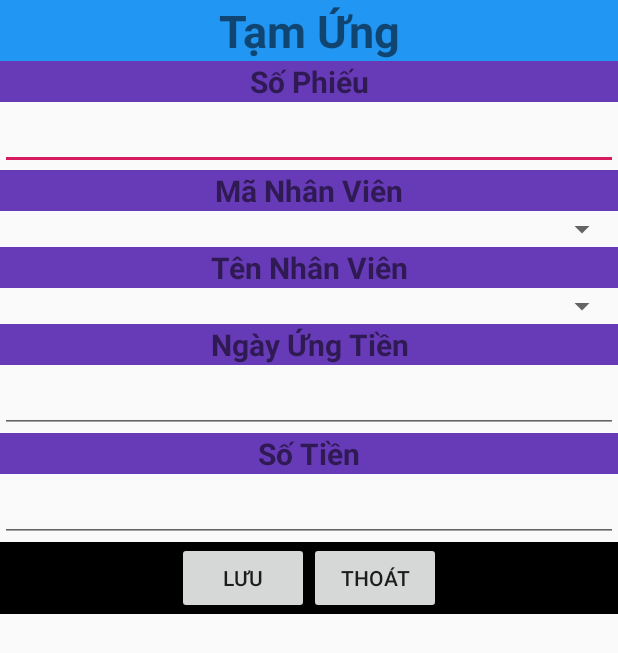
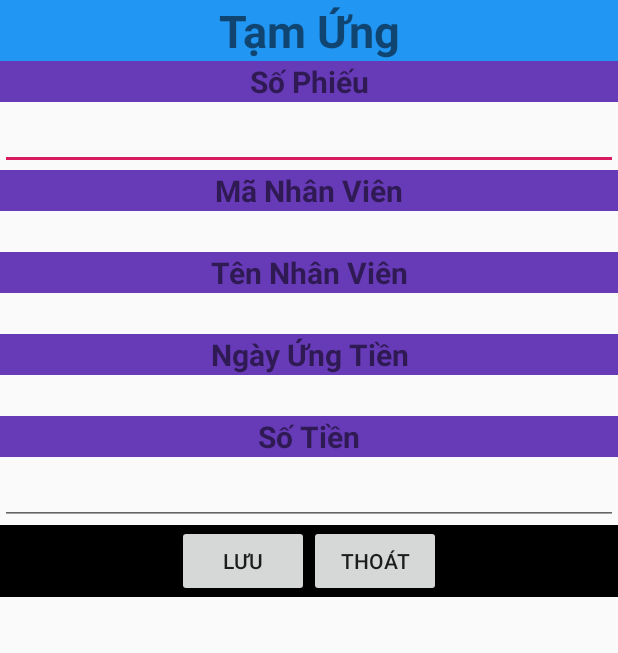
Before and after one commit to Lap-trinh-di-dong-2/QuanLyLuong, an Android app: the layout tamung.xml on its own in the app's theme, with its tools: preview values and no code run, on a phone screen of 412 x 824 dp. Shown: the top 653 px of the screen. Run offline under Robolectric (Android 15) with nearby library versions, the phone set to English and light mode, and no system bars.

Commit message:
Update project 27/07/2020 1.1.0 Cập nhật Bảng Tạm Ứng tiếp tục

```diff
--- a/app/src/main/java/com/example/quanlyluong/GiaoDien/TamUng/BangTamUng.java
+++ b/app/src/main/java/com/example/quanlyluong/GiaoDien/TamUng/BangTamUng.java
@@ -34,9 +34,6 @@ public class BangTamUng extends AppCompatActivity {
     private void HienThiDL() {
         DBTamUng dbTamUng = new DBTamUng(getApplicationContext());
         dataTU = dbTamUng.layDuLieu();
-        TamUng tamUng = new TamUng();
-        tamUng.setMaNhanVien("1");
-        dataTU.add(tamUng);
         adapterTU = new CustomAdapterTamUng(BangTamUng.this, R.layout.listview_tamung, dataTU);
         adapterTU.notifyDataSetChanged();
         lvDanhSachTU.setAdapter(adapterTU);
--- a/app/src/main/res/layout/tamung.xml
+++ b/app/src/main/res/layout/tamung.xml
@@ -19,23 +19,21 @@
     <TextView
         style="@style/textview"
         android:text="@string/manhanvien"/>
-    <Spinner
-        android:layout_width="match_parent"
-        android:layout_height="wrap_content"
-        android:id="@+id/spMaNhanVien"></Spinner>
+    <TextView
+        style="@style/textview1"
+        android:id="@+id/tvMaNhanVien"></TextView>
     <TextView
         style="@style/textview"
         android:text="@string/tennhanvien"/>
-    <Spinner
-        android:layout_width="match_parent"
-        android:layout_height="wrap_content"
-        android:id="@+id/spTenNhanVien"></Spinner>
+    <TextView
+        style="@style/textview1"
+        android:id="@+id/tvTenNhanVien"></TextView>
     <TextView
         style="@style/textview"
         android:text="@string/ngayung"/>
-    <EditText
-        style="@style/edittext"
-        android:id="@+id/txtNgayUng"/>
+    <TextView
+        style="@style/textview1"
+        android:id="@+id/tvNgayUng"/>
     <TextView
         style="@style/textview"
         android:text="@string/sotien"/>
--- a/app/src/main/res/values/styles.xml
+++ b/app/src/main/res/values/styles.xml
@@ -31,6 +31,15 @@
         <item name="android:textSize">20sp</item>
         <item name="android:gravity">center</item>
     </style>
+
+
+    <style name="textview1">
+        <item name="android:layout_width">match_parent</item>
+        <item name="android:layout_height">wrap_content</item>
+        <item name="android:textSize">20sp</item>
+        <item name="android:gravity">center</item>
+    </style>
+
     <style name="edittext">
         <item name="android:layout_width">match_parent</item>
         <item name="android:layout_height">wrap_content</item>
```
Also changed, not shown: app/src/main/java/com/example/quanlyluong/Adapter/CustomAdapterNhanVien.java (+13 -0 lines), app/src/main/java/com/example/quanlyluong/Adapter/CustomAdapterTamUng.java (+6 -6 lines), app/src/main/java/com/example/quanlyluong/DataBase/DBTamUng.java (+8 -1 lines), app/src/main/java/com/example/quanlyluong/GiaoDien/TamUng/ThemTamUng.java (+75 -0 lines), app/src/main/java/com/example/quanlyluong/Model/TamUng.java (+1 -10 lines).
